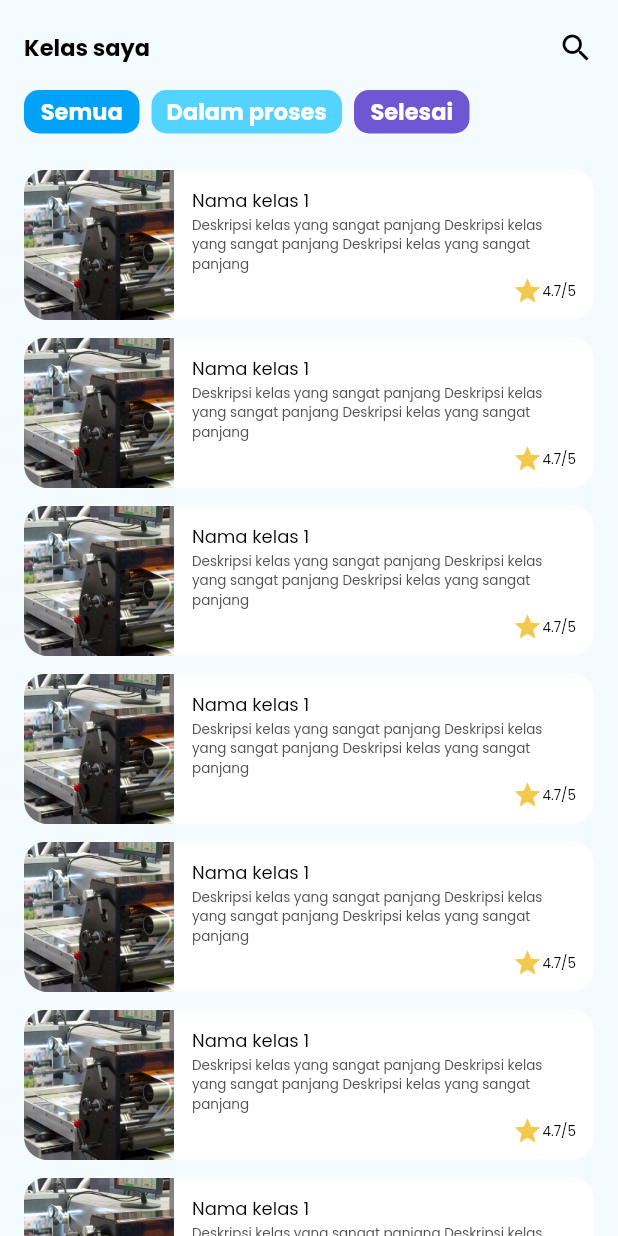
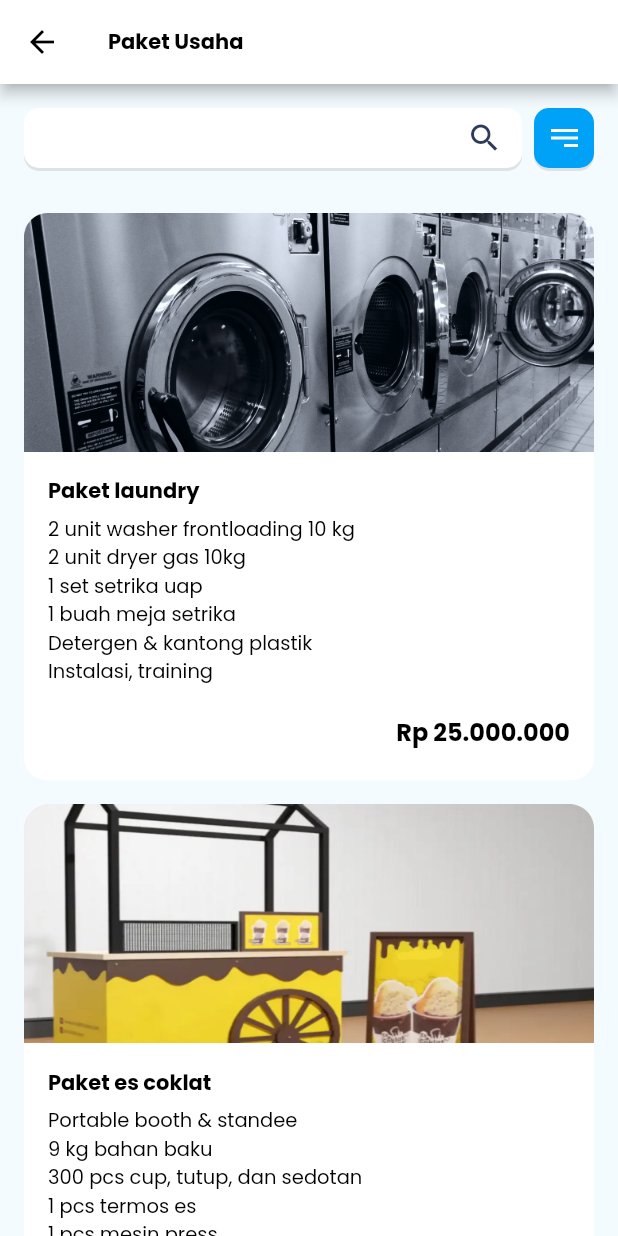
Before and after one commit to Soejii/BukaUsaha, a Flutter app: the screen it shows after launch, on a phone screen of 412 x 824 dp. Run offline on Flutter 3.47's test engine with Material 2 defaults, Android fonts, the light colour scheme and no system bars.

Commit message:
paket usaha done

```diff
--- a/lib/component/cardMyCourse.dart
+++ b/lib/component/cardMyCourse.dart
@@ -4,8 +4,12 @@ import 'package:flutter/src/widgets/container.dart';
 import 'package:flutter/src/widgets/framework.dart';
 
 class CardMyCourse extends StatefulWidget {
-  const CardMyCourse({super.key});
+  const CardMyCourse({
+    Key? key,
+    required this.name,
+  }) : super(key: key);
 
+  final String name;
   @override
   State<CardMyCourse> createState() => _CardMyCourseState();
 }
@@ -37,7 +41,7 @@ class _CardMyCourseState extends State<CardMyCourse> {
                         crossAxisAlignment: CrossAxisAlignment.start,
                         children: [
                           Text(
-                            'Nama kelas 1',
+                            widget.name,
                             style: TextStyle(
                               fontFamily: 'Poppins',
                               fontSize: 12,
--- /dev/null
+++ b/lib/component/styleText.dart
@@ -0,0 +1,36 @@
+import 'package:flutter/material.dart';
+import 'package:flutter/src/widgets/container.dart';
+import 'package:flutter/src/widgets/framework.dart';
+
+class StyleText extends StatefulWidget {
+  const StyleText({
+    Key? key,
+    required this.data,
+    required this.fontSize,
+    required this.fontWeight,
+    required this.color,
+  }) : super(key: key);
+
+  final String data;
+  final double fontSize;
+  final FontWeight fontWeight;
+  final Color color;
+
+  @override
+  State<StyleText> createState() => StyleTextState();
+}
+
+class StyleTextState extends State<StyleText> {
+  @override
+  Widget build(BuildContext context) {
+    return Text(
+      widget.data,
+      style: TextStyle(
+        fontFamily: 'Poppins',
+        fontSize: widget.fontSize,
+        fontWeight: widget.fontWeight,
+        color: widget.color,
+      ),
+    );
+  }
+}
--- a/lib/main.dart
+++ b/lib/main.dart
@@ -1,6 +1,7 @@
 import 'package:buka_usaha/screens/beranda.dart';
 import 'package:buka_usaha/screens/kelas_saya.dart';
 import 'package:buka_usaha/screens/login_screen.dart';
+import 'package:buka_usaha/screens/paket_usaha.dart';
 import 'package:buka_usaha/screens/splash_screen.dart';
 import 'package:flutter/material.dart';
 
@@ -16,11 +17,7 @@ class MyApp extends StatelessWidget {
   Widget build(BuildContext context) {
     return MaterialApp(
       debugShowCheckedModeBanner: false,
-      title: 'Flutter Demo',
-      theme: ThemeData(
-        primarySwatch: Colors.blue,
-      ),
-      home: const KelasSaya(),
+      home: const PaketUsaha(),
     );
   }
 }
--- a/lib/screens/kelas_saya.dart
+++ b/lib/screens/kelas_saya.dart
@@ -135,7 +135,9 @@ class _KelasSayaState extends State<KelasSaya> {
             physics: NeverScrollableScrollPhysics(),
             itemCount: 7,
             itemBuilder: (context, index) {
-              return const CardMyCourse();
+              return CardMyCourse(
+                name: 'Nama kelas $index',
+              );
             },
           )
         ],
--- /dev/null
+++ b/lib/screens/paket_usaha.dart
@@ -0,0 +1,241 @@
+import 'package:buka_usaha/component/styleText.dart';
+import 'package:buka_usaha/utils/const.dart';
+import 'package:flutter/material.dart';
+import 'package:flutter/src/widgets/container.dart';
+import 'package:flutter/src/widgets/framework.dart';
+
+class PaketUsaha extends StatefulWidget {
+  const PaketUsaha({super.key});
+
+  @override
+  State<PaketUsaha> createState() => _PaketUsahaState();
+}
+
+class _PaketUsahaState extends State<PaketUsaha> {
+  @override
+  Widget build(BuildContext context) {
+    return Scaffold(
+      backgroundColor: mainbg,
+      appBar: AppBar(
+        backgroundColor: Colors.white,
+        title: StyleText(
+          data: 'Paket Usaha',
+          fontSize: 14,
+          fontWeight: FontWeight.w600,
+          color: Colors.black,
+        ),
+        leading: IconButton(
+          onPressed: () => Navigator.pop(context),
+          icon: Icon(
+            Icons.arrow_back_sharp,
+            color: Colors.black,
+          ),
+        ),
+      ),
+      body: ListView(
+        children: [
+          SizedBox(
+            height: 16,
+          ),
+          Padding(
+            padding: EdgeInsets.only(left: 16, right: 16),
+            child: Row(
+              crossAxisAlignment: CrossAxisAlignment.start,
+              children: [
+                Expanded(
+                  child: Container(
+                    height: 40,
+                    decoration: BoxDecoration(
+                      borderRadius: BorderRadius.circular(10),
+                      color: Colors.white,
+                      boxShadow: [
+                        BoxShadow(
+                          color: Color.fromRGBO(0, 0, 0, 0.1),
+                          offset: Offset(0, 2),
+                        )
+                      ],
+                    ),
+                    child: Row(
+                      crossAxisAlignment: CrossAxisAlignment.center,
+                      children: [
+                        Expanded(child: Container()),
+                        Padding(
+                          padding: EdgeInsets.only(right: 13),
+                          child: Icon(
+                            Icons.search,
+                            color: Color.fromRGBO(46, 58, 89, 1),
+                          ),
+                        )
+                      ],
+                    ),
+                  ),
+                ),
+                SizedBox(
+                  width: 8,
+                ),
+                Container(
+                  width: 40,
+                  height: 40,
+                  decoration: BoxDecoration(
+                    boxShadow: [
+                      BoxShadow(
+                        color: Color.fromRGBO(0, 0, 0, 0.1),
+                        offset: Offset(0, 2),
+                      )
+                    ],
+                    borderRadius: BorderRadius.circular(10),
+                    color: biru,
+                  ),
+                  child: Center(
+                    child: Image.asset(
+                      'assets/image/iconLine.png',
+                      scale: 4,
+                    ),
+                  ),
+                ),
+              ],
+            ),
+          ),
+          SizedBox(
+            height: 30,
+          ),
+          Padding(
+            padding: EdgeInsets.only(left: 16, right: 16),
+            child: Container(
+              width: double.infinity,
+              decoration: BoxDecoration(
+                borderRadius: BorderRadius.circular(15),
+                color: Colors.white,
+              ),
+              child: Column(
+                crossAxisAlignment: CrossAxisAlignment.start,
+                children: [
+                  Image.asset('assets/image/fotoPaket.png'),
+                  SizedBox(
+                    height: 16,
+                  ),
+                  Padding(
+                    padding: EdgeInsets.only(
+                      left: 16,
+                      right: 16,
+                      bottom: 20,
+                    ),
+                    child: Column(
+                      crossAxisAlignment: CrossAxisAlignment.start,
+                      children: [
+                        StyleText(
+                          data: 'Paket laundry',
+                          fontSize: 14,
+                          fontWeight: FontWeight.w600,
+                          color: Colors.black,
+                        ),
+                        SizedBox(
+                          height: 5,
+                        ),
+                        StyleText(
+                          data: '''
+2 unit washer frontloading 10 kg
+2 unit dryer gas 10kg
+1 set setrika uap
+1 buah meja setrika
+Detergen & kantong plastik
+Instalasi, training
+''',
+                          fontSize: 13,
+                          fontWeight: FontWeight.w500,
+                          color: Colors.black,
+                        ),
+                        Row(
+                          children: [
+                            Expanded(
+                              child: Container(),
+                            ),
+                            StyleText(
+                              data: 'Rp 25.000.000',
+                              fontSize: 16,
+                              fontWeight: FontWeight.w600,
+                              color: Colors.black,
+                            ),
+                          ],
+                        )
+                      ],
+                    ),
+                  )
+                ],
+              ),
+            ),
+          ),
+          SizedBox(
+            height: 16,
+          ),
+          Padding(
+            padding: EdgeInsets.only(left: 16, right: 16),
+            child: Container(
+              width: double.infinity,
+              decoration: BoxDecoration(
+                borderRadius: BorderRadius.circular(15),
+                color: Colors.white,
+              ),
+              child: Column(
+                crossAxisAlignment: CrossAxisAlignment.start,
+                children: [
+                  Image.asset('assets/image/fotoPaketCoklat.png'),
+                  SizedBox(
+                    height: 16,
+                  ),
+                  Padding(
+                    padding: EdgeInsets.only(
+                      left: 16,
+                      right: 16,
+                      bottom: 20,
+                    ),
+                    child: Column(
+                      crossAxisAlignment: CrossAxisAlignment.start,
+                      children: [
+                        StyleText(
+                          data: 'Paket es coklat',
+                          fontSize: 14,
+                          fontWeight: FontWeight.w600,
+                          color: Colors.black,
+                        ),
+                        SizedBox(
+                          height: 5,
+                        ),
+                        StyleText(
+                          data: '''
+Portable booth & standee
+9 kg bahan baku
+300 pcs cup, tutup, dan sedotan
+1 pcs termos es
+1 pcs mesin press
+Peralatan racikInstalasi, training
+''',
+                          fontSize: 13,
+                          fontWeight: FontWeight.w500,
+                          color: Colors.black,
+                        ),
+                        Row(
+                          children: [
+                            Expanded(
+                              child: Container(),
+                            ),
+                            StyleText(
+                              data: 'Rp 5.000.000',
+                              fontSize: 16,
+                              fontWeight: FontWeight.w600,
+                              color: Colors.black,
+                            ),
+                          ],
+                        )
+                      ],
+                    ),
+                  )
+                ],
+              ),
+            ),
+          ),
+        ],
+      ),
+    );
+  }
+}
```
Also changed, not shown: assets/image/fotoPaket.png (added), assets/image/fotoPaketCoklat.png (added), assets/image/iconLine.png (added).
